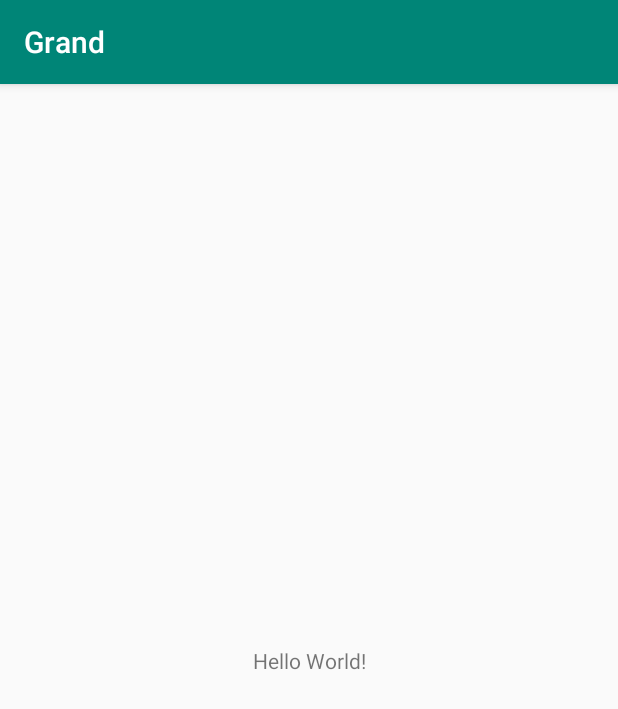
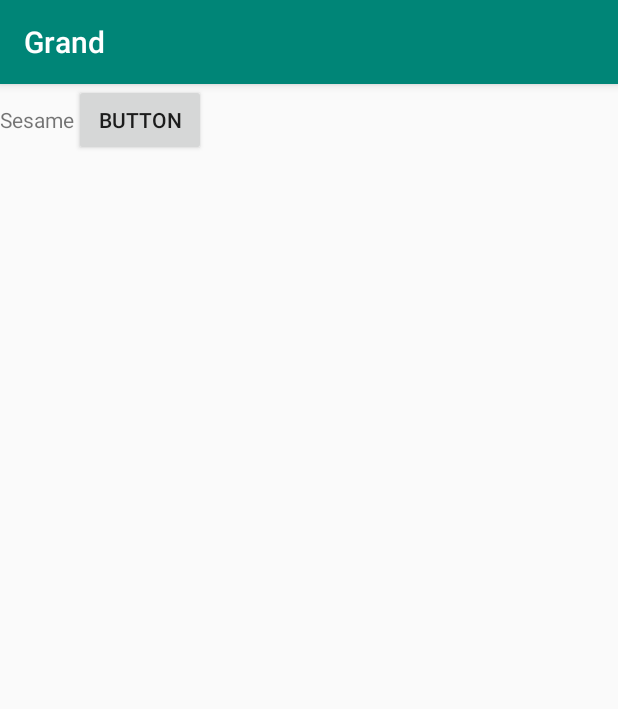
Before and after one commit to yalab/Grand, an Android app: the screen it shows after launch (MainActivity), on a phone screen of 412 x 824 dp. Shown: the top 709 px of the screen. Run offline under Robolectric (Android 15) with nearby library versions, the phone set to English and light mode, and no system bars.

Commit message:
Put PlainText and Button

```diff
--- a/app/src/main/res/layout/activity_main.xml
+++ b/app/src/main/res/layout/activity_main.xml
@@ -1,19 +1,34 @@
 <?xml version="1.0" encoding="utf-8"?>
-<androidx.constraintlayout.widget.ConstraintLayout
-    xmlns:android="http://schemas.android.com/apk/res/android"
+<androidx.constraintlayout.widget.ConstraintLayout xmlns:android="http://schemas.android.com/apk/res/android"
+    xmlns:app="http://schemas.android.com/apk/res-auto"
     xmlns:tools="http://schemas.android.com/tools"
-    xmlns:app="http://schemas.android.com/apk/res-auto"
     android:layout_width="match_parent"
     android:layout_height="match_parent"
     tools:context=".MainActivity">
 
-    <TextView
-        android:layout_width="wrap_content"
-        android:layout_height="wrap_content"
-        android:text="Hello World!"
-        app:layout_constraintBottom_toBottomOf="parent"
-        app:layout_constraintLeft_toLeftOf="parent"
-        app:layout_constraintRight_toRightOf="parent"
-        app:layout_constraintTop_toTopOf="parent" />
+    <TableLayout
+        android:layout_width="409dp"
+        android:layout_height="729dp"
+        tools:layout_editor_absoluteX="1dp"
+        tools:layout_editor_absoluteY="1dp">
 
+        <TableRow
+            android:layout_width="match_parent"
+            android:layout_height="match_parent" >
+
+            <TextView
+                android:id="@+id/textView2"
+                android:layout_width="wrap_content"
+                android:layout_height="wrap_content"
+                android:text="Sesame" />
+
+            <Button
+                android:id="@+id/button2"
+                android:layout_width="wrap_content"
+                android:layout_height="wrap_content"
+                android:text="Button" />
+
+        </TableRow>
+
+    </TableLayout>
 </androidx.constraintlayout.widget.ConstraintLayout>
--- a/gradle.properties
+++ b/gradle.properties
@@ -1,27 +1,21 @@
 # Project-wide Gradle settings.
-
 # IDE (e.g. Android Studio) users:
 # Gradle settings configured through the IDE *will override*
 # any settings specified in this file.
-
 # For more details on how to configure your build environment visit
 # http://www.gradle.org/docs/current/userguide/build_environment.html
-
 # Specifies the JVM arguments used for the daemon process.
 # The setting is particularly useful for tweaking memory settings.
 org.gradle.jvmargs=-Xmx1536m
-
 # When configured, Gradle will run in incubating parallel mode.
 # This option should only be used with decoupled projects. More details, visit
 # http://www.gradle.org/docs/current/userguide/multi_project_builds.html#sec:decoupled_projects
 # org.gradle.parallel=true
-
 # AndroidX package structure to make it clearer which packages are bundled with the
 # Android operating system, and which are packaged with your app's APK
 # https://developer.android.com/topic/libraries/support-library/androidx-rn
 android.useAndroidX=true
 # Automatically convert third-party libraries to use AndroidX
 android.enableJetifier=true
-
 # Kotlin code style for this project: "official" or "obsolete":
 kotlin.code.style=official
```
